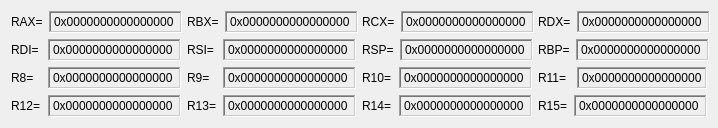
The window that assemblies/amd64/amd64states.ui (gamehunt/AssemblySimulator) describes before a commit, drawn with Qt 5.
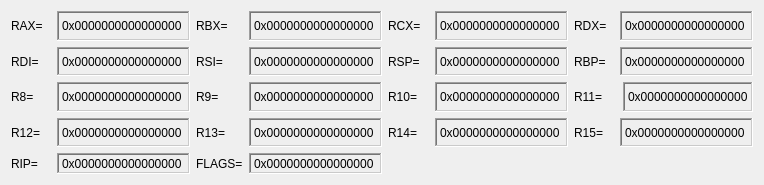
The same window after the commit.

Commit message: rip and flags

Diff of the .ui file:
```diff
--- a/assemblies/amd64/amd64states.ui
+++ b/assemblies/amd64/amd64states.ui
@@ -6,8 +6,8 @@
    <rect>
     <x>0</x>
     <y>0</y>
-    <width>718</width>
-    <height>128</height>
+    <width>764</width>
+    <height>185</height>
    </rect>
   </property>
   <property name="sizePolicy">
@@ -512,6 +512,78 @@
      </item>
     </layout>
    </item>
+   <item row="4" column="0">
+    <layout class="QHBoxLayout" name="horizontalLayout_17">
+     <item>
+      <widget class="QLabel" name="label_2">
+       <property name="text">
+        <string>RIP=</string>
+       </property>
+      </widget>
+     </item>
+     <item>
+      <widget class="QLabel" name="rip">
+       <property name="sizePolicy">
+        <sizepolicy hsizetype="Fixed" vsizetype="Fixed">
+         <horstretch>0</horstretch>
+         <verstretch>0</verstretch>
+        </sizepolicy>
+       </property>
+       <property name="minimumSize">
+        <size>
+         <width>133</width>
+         <height>21</height>
+        </size>
+       </property>
+       <property name="frameShape">
+        <enum>QFrame::Shape::WinPanel</enum>
+       </property>
+       <property name="frameShadow">
+        <enum>QFrame::Shadow::Sunken</enum>
+       </property>
+       <property name="text">
+        <string>0x0000000000000000</string>
+       </property>
+      </widget>
+     </item>
+    </layout>
+   </item>
+   <item row="4" column="1">
+    <layout class="QHBoxLayout" name="horizontalLayout_18">
+     <item>
+      <widget class="QLabel" name="label_4">
+       <property name="text">
+        <string>FLAGS=</string>
+       </property>
+      </widget>
+     </item>
+     <item>
+      <widget class="QLabel" name="flags">
+       <property name="sizePolicy">
+        <sizepolicy hsizetype="Fixed" vsizetype="Fixed">
+         <horstretch>0</horstretch>
+         <verstretch>0</verstretch>
+        </sizepolicy>
+       </property>
+       <property name="minimumSize">
+        <size>
+         <width>133</width>
+         <height>21</height>
+        </size>
+       </property>
+       <property name="frameShape">
+        <enum>QFrame::Shape::WinPanel</enum>
+       </property>
+       <property name="frameShadow">
+        <enum>QFrame::Shadow::Sunken</enum>
+       </property>
+       <property name="text">
+        <string>0x0000000000000000</string>
+       </property>
+      </widget>
+     </item>
+    </layout>
+   </item>
   </layout>
  </widget>
  <resources/>
```
The commit also changes 1 other file.
